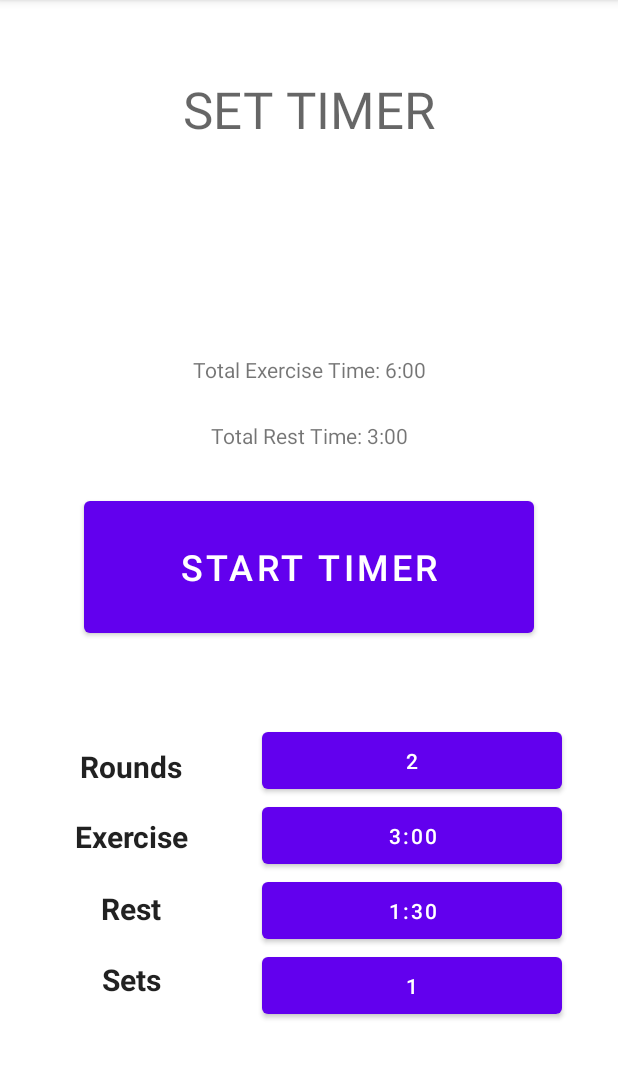
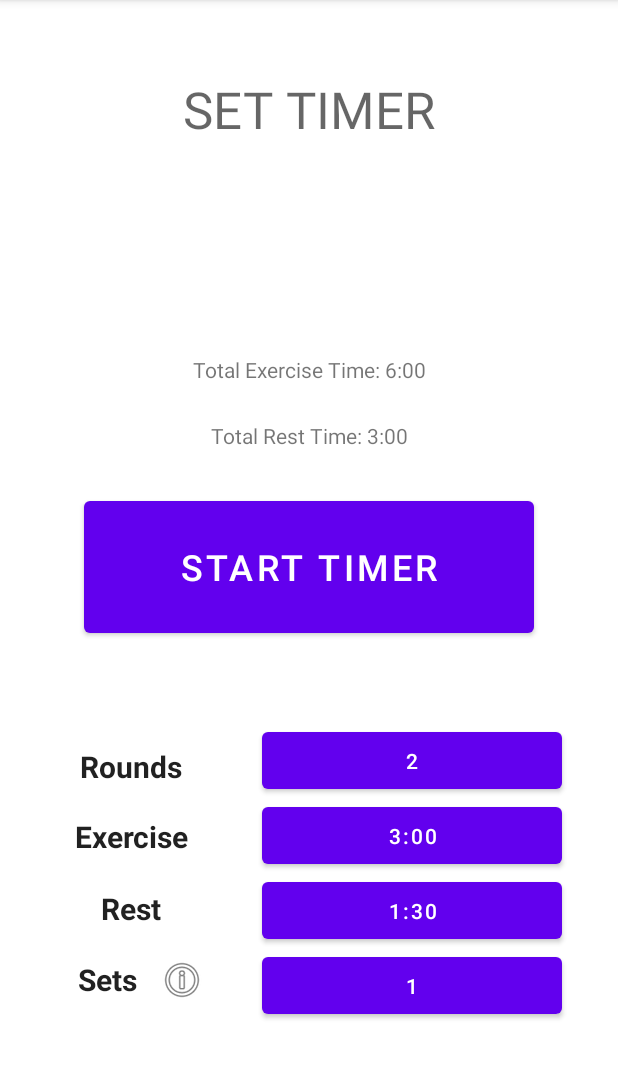
Before and after one commit to telvinzhong/workoutTimerMobileApp, an Android app: the workoutActivity screen opened directly, with no data from a screen before it, on a phone screen of 412 x 824 dp, the part 84-1163 px from its top. Run offline under Robolectric (Android 15) with nearby library versions, the phone set to English and light mode, and no system bars; libraries missing offline, so code that uses them is left out: com.tomergoldst.tooltips, com.tooltip; 1 statement that could not run was skipped.

Commit message:
finish customize workout

```diff
--- a/app/build.gradle
+++ b/app/build.gradle
@@ -36,4 +36,6 @@ dependencies {
     testImplementation 'junit:junit:4.+'
     androidTestImplementation 'androidx.test.ext:junit:1.1.3'
     androidTestImplementation 'androidx.test.espresso:espresso-core:3.4.0'
+    implementation 'com.github.vihtarb:tooltip:0.1.9'
+    implementation 'com.tomergoldst.android:tooltips:1.0.10'
 }
--- a/app/src/main/java/edu/neu/madcourse/myapplication/workoutActivity.java
+++ b/app/src/main/java/edu/neu/madcourse/myapplication/workoutActivity.java
@@ -1,16 +1,26 @@
 package edu.neu.madcourse.myapplication;
 
 import android.app.Dialog;
+import android.graphics.Color;
 import android.os.Bundle;
 import android.util.Log;
+import android.view.Gravity;
 import android.view.View;
 import android.widget.Button;
 import android.widget.NumberPicker;
 import android.widget.TextView;
 
 import androidx.appcompat.app.AppCompatActivity;
+import androidx.appcompat.widget.TooltipCompat;
+import androidx.constraintlayout.widget.ConstraintLayout;
 
-public class workoutActivity extends AppCompatActivity {
+import com.google.android.material.tooltip.TooltipDrawable;
+import com.tomergoldst.tooltips.ToolTip;
+import com.tomergoldst.tooltips.ToolTipsManager;
+import com.tooltip.Tooltip;
+
+public class workoutActivity extends AppCompatActivity implements ToolTipsManager.TipListener {
+    private ConstraintLayout constraintLayout;
     private NumberPicker exerciseTimePicker;
     private NumberPicker restTimePicker;
     private NumberPicker roundPicker;
@@ -19,7 +29,9 @@ public class workoutActivity extends AppCompatActivity {
     private TextView totalExerciseTime;
     private TextView totalRestTime;
     private TextView breaks;
+    private TextView setText;
     private String totalTime;
+    private ToolTipsManager toolTipsManager;
 
     private Button ok;
     private Button exerciseTime;
@@ -55,6 +67,16 @@ public class workoutActivity extends AppCompatActivity {
         breaks = findViewById(R.id.breaks);
         totalExerciseTime = findViewById(R.id.totalexercisetime);
         totalRestTime = findViewById(R.id.totalresttime);
+        setText = findViewById(R.id.set);
+        toolTipsManager = new ToolTipsManager(this);
+        constraintLayout = findViewById(R.id.constraintlayout);
+
+        setText.setOnClickListener(new View.OnClickListener() {
+            @Override
+            public void onClick(View v) {
+                displayTooltip(ToolTip.POSITION_ABOVE, ToolTip.ALIGN_RIGHT);
+            }
+        });
 
 
         exerciseTime.setOnClickListener(new View.OnClickListener() {
@@ -93,8 +115,8 @@ public class workoutActivity extends AppCompatActivity {
         });
 
         calculateTime();
-//        toggleBreakTime();
 }
+
     public void show(String type)
     {
         final Dialog d = new Dialog(this);
@@ -183,10 +205,13 @@ public class workoutActivity extends AppCompatActivity {
             breakTimePicker.setMaxValue(Time.getTimeArrayList().size() -1);
             breakTimePicker.setMinValue(0);
             breakTimePicker.setDisplayedValues(Time.timeString());
+            breakTimePicker.setValue(11);
+
             breakTimePicker.setOnValueChangedListener(new NumberPicker.OnValueChangeListener() {
                 @Override
                 public void onValueChange(NumberPicker numberPicker, int oldValue, int newValue) {
                     breakTime.setText(Time.getTimeArrayList().get(newValue).getMinute() +":"+ Time.getTimeArrayList().get(newValue).getSecond());
+                    calculateTime();
                 }
             });
         }
@@ -209,6 +234,10 @@ public class workoutActivity extends AppCompatActivity {
 
         if (Integer.parseInt(set.getText().toString()) != 1){
             totalET = totalET * Integer.parseInt(set.getText().toString());
+            String bt[] = breakTime.getText().toString().split(":");
+            int totalBT = Integer.parseInt(bt[0]) * 60 * (Integer.parseInt(set.getText().toString())-1) + Integer.parseInt(bt[1]) * (Integer.parseInt(set.getText().toString())-1);
+            totalRT = totalRT * Integer.parseInt(set.getText().toString()) + totalBT;
+
         }
         // convert time to seconds
         // divide to get minute
@@ -231,5 +260,18 @@ public class workoutActivity extends AppCompatActivity {
         }
     }
 
+    private void displayTooltip(int position, int align) {
+        toolTipsManager.findAndDismiss(setText);
+        ToolTip.Builder builder = new ToolTip.Builder(this,setText,constraintLayout,"Set is the number of cycles of rounds you complete",position);
+        builder.setAlign(align);
+        builder.withArrow(true);
+        builder.setBackgroundColor(Color.LTGRAY);
+        builder.setGravity(ToolTip.GRAVITY_CENTER);
+        toolTipsManager.show(builder.build());
+    }
 
+    @Override
+    public void onTipDismissed(View view, int anchorViewId, boolean byUser) {
+
+    }
 }
--- a/app/src/main/res/layout/activity_workout.xml
+++ b/app/src/main/res/layout/activity_workout.xml
@@ -2,6 +2,7 @@
 <androidx.constraintlayout.widget.ConstraintLayout xmlns:android="http://schemas.android.com/apk/res/android"
     xmlns:app="http://schemas.android.com/apk/res-auto"
     xmlns:tools="http://schemas.android.com/tools"
+    android:id="@+id/constraintlayout"
     android:layout_width="match_parent"
     android:layout_height="match_parent"
     android:layout_marginTop="50dp"
@@ -99,6 +100,7 @@
         android:layout_marginBottom="80dp"
         android:gravity="center"
         android:text="Sets"
+        android:drawableRight="@android:drawable/ic_menu_info_details"
         android:textAppearance="@style/TextAppearance.AppCompat.Body1"
         android:textSize="20sp"
         android:textStyle="bold"
@@ -107,17 +109,19 @@
         app:layout_constraintHorizontal_bias="0.5"
         app:layout_constraintStart_toStartOf="parent" />
 
+
     <TextView
         android:id="@+id/breaks"
         android:layout_width="100dp"
-        android:layout_height="30dp"
+        android:layout_height="0dp"
         android:layout_marginBottom="32dp"
-        android:visibility="invisible"
         android:gravity="center"
         android:text="Break"
         android:textAppearance="@style/TextAppearance.AppCompat.Body1"
+
         android:textSize="20sp"
         android:textStyle="bold"
+        android:visibility="invisible"
         app:layout_constraintBottom_toBottomOf="parent"
         app:layout_constraintEnd_toStartOf="@+id/breaktime"
         app:layout_constraintHorizontal_bias="0.5"
@@ -128,7 +132,7 @@
         android:layout_width="200dp"
         android:layout_height="50dp"
         android:layout_marginBottom="16dp"
-        android:text="0:10"
+        android:text="2:00"
         android:visibility="invisible"
         app:layout_constraintBottom_toBottomOf="parent"
         app:layout_constraintEnd_toEndOf="parent"
```
